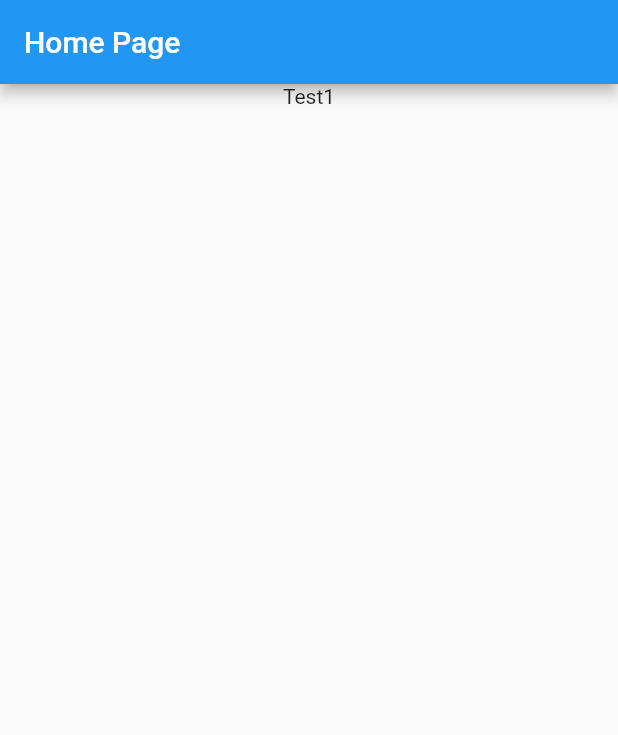
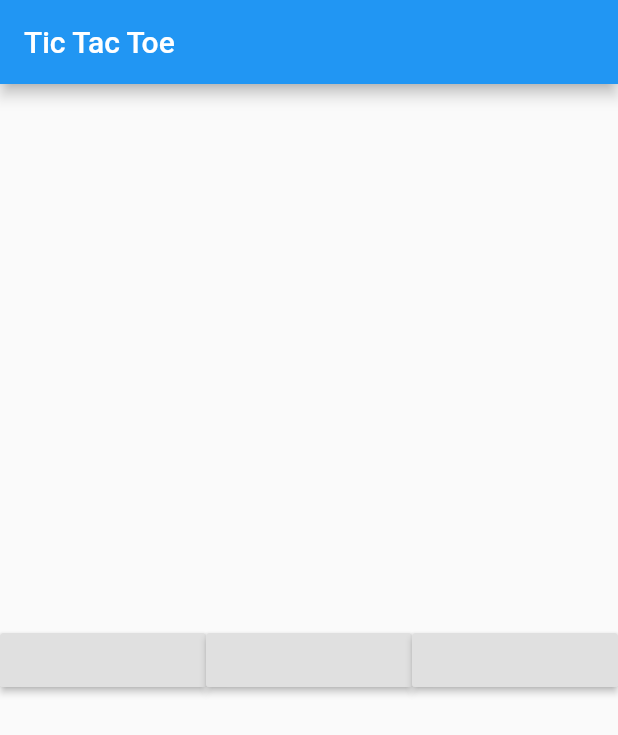
Before and after one commit to JoshDeel/Tic-Tac-Toe, a Flutter app: the screen it shows after launch, on a phone screen of 412 x 824 dp. Shown: the top 735 px of the screen. Run offline on Flutter 3.47's test engine with Material 2 defaults, Android fonts, the phone set to English and light mode, and no system bars.

Commit message:
3-16-2020

```diff
--- a/lib/main.dart
+++ b/lib/main.dart
@@ -4,39 +4,98 @@
 
 import 'package:flutter/material.dart';
 
-void main() => runApp(TicTacToe());
+void main() => runApp(MyApp());
 
-/// This Widget is the main application widget.
-class TicTacToe extends StatelessWidget {
-  static const String _title = "Tic Tac Toe";
-  @override
-  Widget build(BuildContext context){
-    return MaterialApp(
-      title: _title,
-      home: HomePage(),
-    );
+
+
+
+class MyApp extends StatelessWidget {
+  bool isX = true;
+  int turns;
+  List<String> gameState = [
+    "empty", // button 1
+    "empty", // button 2
+    "empty", // button 3
+    "empty", // button 4
+    "empty", // button 5
+    "empty", // button 6
+    "empty", // button 7
+    "empty", // button 8
+    "empty", // button 9
+  ];
+
+  int onPressed(int id){
+    checkWinner();
+    return id;
+  }
+
+  void checkWinner(){
+    if (gameState[0] == gameState[1] && gameState[0] == gameState[2]){
+      print("Hello");
+    }
+    else if(gameState[3] == gameState[4] && gameState[3] == gameState[5]){
+
+    }
+    else if(gameState[6] == gameState[7] && gameState[6] == gameState[8]){
+
+    }
+
+    else if(gameState[0] == gameState[3] && gameState[0] == gameState[6]){
+
+    }
+    else if(gameState[1] == gameState[4] && gameState[1] == gameState[7]){
+
+    }
+    else if(gameState[2] == gameState[5] && gameState[2] == gameState[8]){
+
+    }
+
+    else if(gameState[0] == gameState[4] && gameState[0] == gameState[8]){
+
+    }
+    else if(gameState[2] == gameState[4] && gameState[2] == gameState[6]){
+
     }
   }
 
-
-class HomePage extends StatelessWidget {
   @override
-  Widget build(BuildContext context){
-    return Scaffold(
+  Widget build(BuildContext context) {
+    return MaterialApp(
+      title: 'Tic Tac Toe',
+      home: Scaffold(
         appBar: AppBar(
-        title: Text("Home Page"),
+          title: Text('Tic Tac Toe'),
         ),
-      body: Center(
-        child: Column(
+        body: new Center(
+          child: new Column(
             mainAxisAlignment: MainAxisAlignment.center,
+            children: <Widget>[
+              Row(
                 crossAxisAlignment: CrossAxisAlignment.center,
+                mainAxisAlignment: MainAxisAlignment.center,
                 children: <Widget>[
                 Expanded(
-              child: Text("Test1")
+                  flex: 1,
+                  child: RaisedButton(onPressed: () {onPressed(0);},),
+                ),
+
+                Expanded(
+                  flex: 1,
+                  child: RaisedButton(onPressed: () {onPressed(0);},),
+                ),
+
+                Expanded(
+                  flex: 1,
+                  child: RaisedButton(onPressed: () {onPressed(0);},),
+                ),
+
+              ],
             ),
           ],
         ),
       ),
+    ),
   );
 }
+
 }
```
Lines whose indentation alone changed are shown as unchanged.
